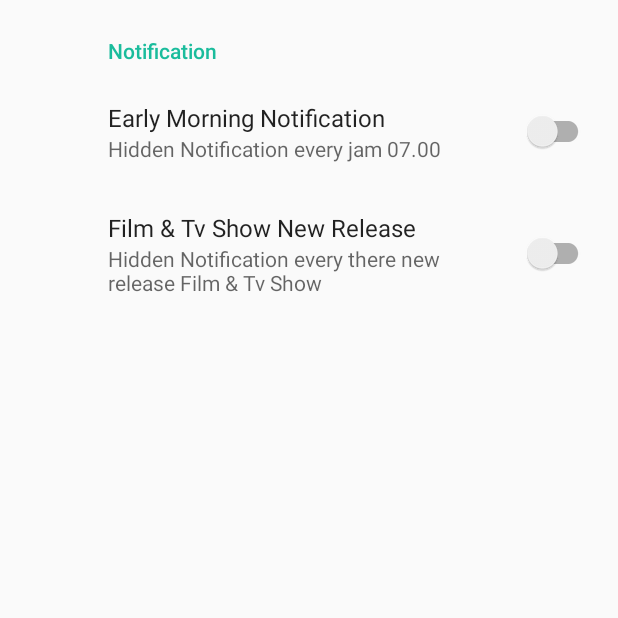
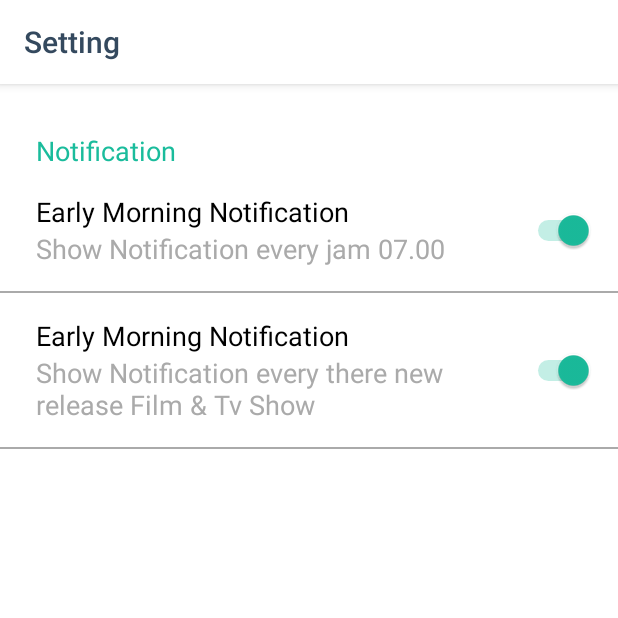
Before and after one commit to hattamaulana/FELM, an Android app: the fragment SettingsFragment shown on its own in the app's theme, on a phone screen of 412 x 824 dp, the top half of it. Run offline under Robolectric (Android 15) with nearby library versions, the phone set to English and light mode, and no system bars; libraries missing offline, so code that uses them is left out: com.androidnetworking.

Commit message:
update Setting view

```diff
--- a/app/src/main/java/com/github/hattamaulana/moviecatalogue/App.kt
+++ b/app/src/main/java/com/github/hattamaulana/moviecatalogue/App.kt
@@ -19,8 +19,26 @@ class App : Application() {
                 editor.apply()
             }
 
+        var notificationEarlyMorning: Boolean
+            get() = sharedPref.getBoolean(NOTIFICATION_EARLY_MORNING, true)
+            set(value) {
+                val editor = sharedPref.edit()
+                editor.putBoolean(NOTIFICATION_EARLY_MORNING, value)
+                editor.apply()
+            }
+
+        var notificationNewRelease: Boolean
+            get() = sharedPref.getBoolean(NOTIFICATION_NEW_RELEASE, true)
+            set(value) {
+                val editor = sharedPref.edit()
+                editor.putBoolean(NOTIFICATION_NEW_RELEASE, value)
+                editor.apply()
+            }
+
         companion object {
             const val FIRST_RUN = "FIRST_RUN"
+            const val NOTIFICATION_EARLY_MORNING = "NOTIFICATION_EARLY_MORNING"
+            const val NOTIFICATION_NEW_RELEASE = "NOTIFICATION_NEW_RELEASE"
         }
     }
 
--- a/app/src/main/java/com/github/hattamaulana/moviecatalogue/receiver/ReminderReceiver.kt
+++ b/app/src/main/java/com/github/hattamaulana/moviecatalogue/receiver/ReminderReceiver.kt
@@ -28,11 +28,11 @@ class ReminderReceiver : BroadcastReceiver() {
     }
 
     fun setDailyMorning(context: Context) {
-        setOn(context, "17:25", TYPE_DAILY_REMAINDER)
+        setOn(context, "07:00", TYPE_DAILY_REMAINDER)
     }
 
     fun setNewRelease(context: Context) {
-        setOn(context, "17:25", TYPE_NEW_RELEASE)
+        setOn(context, "08:00", TYPE_NEW_RELEASE)
     }
 
     /** Set Off Remainder */
--- a/app/src/main/java/com/github/hattamaulana/moviecatalogue/ui/catalogue/CatalogueWrapperFragment.kt
+++ b/app/src/main/java/com/github/hattamaulana/moviecatalogue/ui/catalogue/CatalogueWrapperFragment.kt
@@ -30,6 +30,8 @@ class CatalogueWrapperFragment : Fragment() {
 
         override fun onPageSelected(position: Int) {
             viewStatePosition = position
+            val title = if (position == 0) R.string.list_movie else R.string.list_tv
+            toolbar.title = resources.getString(title)
         }
     }
 
@@ -48,7 +50,8 @@ class CatalogueWrapperFragment : Fragment() {
         }
 
         /* Set Toolbar */
-        toolbar.title = "LIST DB"
+        val title = if (viewStatePosition ?: 0 == 0) R.string.list_movie else R.string.list_tv
+        toolbar.title = resources.getString(title)
         toolbar.inflateMenu(R.menu.main_menu)
         toolbar.setOnMenuItemClickListener(onMenuItemSelected())
 
--- a/app/src/main/java/com/github/hattamaulana/moviecatalogue/ui/detail/DetailViewModel.kt
+++ b/app/src/main/java/com/github/hattamaulana/moviecatalogue/ui/detail/DetailViewModel.kt
@@ -52,7 +52,6 @@ class DetailViewModel : ViewModel(), CoroutineScope {
         launch {
             val id = arg.id as Int
             val genreIds = arg.genres
-            // TODO : Update Widget when
             updateWidget("Save")
             genreIds?.forEach { gId -> relationDao.add(DataGenreRelation(id, gId)) }
         }
@@ -64,7 +63,6 @@ class DetailViewModel : ViewModel(), CoroutineScope {
         launch {
             val id = arg.id as Int
             val genreIds = arg.genres
-            // TODO : Update Widget when
             updateWidget("Remove")
             genreIds?.forEach { gId -> relationDao.remove(DataGenreRelation(id, gId)) }
         }
--- a/app/src/main/java/com/github/hattamaulana/moviecatalogue/ui/search/SearchFragment.kt
+++ b/app/src/main/java/com/github/hattamaulana/moviecatalogue/ui/search/SearchFragment.kt
@@ -143,9 +143,9 @@ class SearchFragment :
 
     private fun search() {
         if (paramSearch == ARG_CATALOGUE) {
-            viewModel.searchApi(viewTypes[paramType], searchQuery)
+            if (searchQuery.isNotEmpty()) viewModel.searchApi(viewTypes[paramType], searchQuery)
         } else {
-            viewModel.searchLocal(viewTypes[paramType], searchQuery)
+            if (searchQuery.isNotEmpty()) viewModel.searchLocal(viewTypes[paramType], searchQuery)
         }
     }
 
--- a/app/src/main/java/com/github/hattamaulana/moviecatalogue/ui/setting/SettingsFragment.kt
+++ b/app/src/main/java/com/github/hattamaulana/moviecatalogue/ui/setting/SettingsFragment.kt
@@ -1,12 +1,84 @@
 package com.github.hattamaulana.moviecatalogue.ui.setting
 
+import android.content.Context
 import android.os.Bundle
-import androidx.preference.PreferenceFragmentCompat
+import android.view.LayoutInflater
+import android.view.View
+import android.view.ViewGroup
+import androidx.fragment.app.Fragment
+import com.github.hattamaulana.moviecatalogue.App
 import com.github.hattamaulana.moviecatalogue.R
+import com.github.hattamaulana.moviecatalogue.receiver.ReminderReceiver
+import kotlinx.android.synthetic.main.fragment_setting.*
 
-class SettingsFragment : PreferenceFragmentCompat() {
+class SettingsFragment : Fragment(), View.OnClickListener {
 
-    override fun onCreatePreferences(savedInstanceState: Bundle?, rootKey: String?) {
-        setPreferencesFromResource(R.xml.root_preferences, rootKey)
+    private lateinit var sharedPref: App.SharedPref
+    private lateinit var reminderReceiver: ReminderReceiver
+
+    override fun onCreateView(
+        inflater: LayoutInflater,
+        container: ViewGroup?,
+        savedInstanceState: Bundle?
+    ): View? {
+        return inflater.inflate(R.layout.fragment_setting, container, false)
+    }
+
+    override fun onActivityCreated(savedInstanceState: Bundle?) {
+        super.onActivityCreated(savedInstanceState)
+
+        sharedPref = App.SharedPref(context as Context)
+        sharedPref.notificationEarlyMorning.apply { setDataNotificationEarlyMorning(this) }
+        sharedPref.notificationNewRelease.apply { setDataNotificationNewRelease(this) }
+
+        /** Set toolbar */
+        toolbar.title = "Setting"
+
+        /** Set OnClick Listener for switch */
+        switch_early_morning.setOnClickListener(this)
+        switch_new_release.setOnClickListener(this)
+
+        /** Instance ReminderReceiver */
+        reminderReceiver = ReminderReceiver()
+    }
+
+    private fun setDataNotificationEarlyMorning(boolean: Boolean) {
+        switch_early_morning.isChecked = boolean
+        val textId = if (boolean) R.string.summary_on_early_morning else R.string.summary_off_early_morning
+        desc_early_morning.text = resources.getString(textId)
+    }
+
+    private fun setDataNotificationNewRelease(boolean: Boolean) {
+        switch_new_release.isChecked = boolean
+        val textId = if (boolean) R.string.summary_on_new_release else R.string.summary_off_new_release
+        desc_new_release.text = resources.getString(textId)
+    }
+
+    override fun onClick(v: View?) = when(v?.id) {
+        R.id.switch_early_morning -> {
+            val checked = !sharedPref.notificationEarlyMorning
+            setDataNotificationEarlyMorning(checked)
+
+            sharedPref.notificationEarlyMorning = checked
+            if (checked) {
+                reminderReceiver.setDailyMorning(context as Context)
+            } else {
+                reminderReceiver.setOff(context as Context, ReminderReceiver.TYPE_DAILY_REMAINDER)
+            }
+        }
+
+        R.id.switch_new_release -> {
+            val checked = !sharedPref.notificationNewRelease
+            setDataNotificationNewRelease(checked)
+
+            sharedPref.notificationNewRelease = checked
+            if (checked) {
+                reminderReceiver.setNewRelease(context as Context)
+            } else {
+                reminderReceiver.setOff(context as Context, ReminderReceiver.TYPE_NEW_RELEASE)
+            }
+        }
+
+        else -> {}
     }
 }
--- /dev/null
+++ b/app/src/main/res/color/bottom_navigation_selected.xml
@@ -0,0 +1,5 @@
+<?xml version="1.0" encoding="utf-8"?>
+<selector xmlns:android="http://schemas.android.com/apk/res/android">
+    <item android:state_checked="true" android:color="@color/colorAccent" />
+    <item android:color="@android:color/darker_gray"  />
+</selector>
--- a/app/src/main/res/layout/activity_main.xml
+++ b/app/src/main/res/layout/activity_main.xml
@@ -23,6 +23,8 @@
         android:layout_height="wrap_content"
         android:layout_gravity="bottom"
         android:background="@android:color/white"
+        app:itemIconTint="@color/bottom_navigation_selected"
+        app:itemTextColor="@color/bottom_navigation_selected"
         app:layout_constraintBottom_toBottomOf="parent"
         app:layout_constraintEnd_toEndOf="parent"
         app:layout_constraintStart_toStartOf="parent"
--- /dev/null
+++ b/app/src/main/res/layout/fragment_setting.xml
@@ -0,0 +1,125 @@
+<?xml version="1.0" encoding="utf-8"?>
+<androidx.constraintlayout.widget.ConstraintLayout xmlns:android="http://schemas.android.com/apk/res/android"
+    xmlns:app="http://schemas.android.com/apk/res-auto"
+    android:layout_width="match_parent"
+    android:layout_height="match_parent"
+    android:background="@android:color/white">
+
+    <androidx.appcompat.widget.Toolbar
+        android:id="@+id/toolbar"
+        android:layout_width="match_parent"
+        android:layout_height="wrap_content"
+        android:background="@android:color/white"
+        android:elevation="4dp"
+        app:titleTextColor="@color/colorPrimary"
+        app:layout_constraintStart_toStartOf="parent"
+        app:layout_constraintEnd_toEndOf="parent"
+        app:layout_constraintTop_toTopOf="parent" />
+
+    <TextView
+        android:id="@+id/notification"
+        android:layout_width="0dp"
+        android:layout_height="wrap_content"
+        android:layout_marginTop="32dp"
+        android:layout_marginStart="24dp"
+        android:layout_marginEnd="24dp"
+        android:text="@string/notification"
+        android:textSize="18sp"
+        android:textColor="@color/colorAccent"
+        app:layout_constraintTop_toBottomOf="@id/toolbar"
+        app:layout_constraintStart_toStartOf="parent"
+        app:layout_constraintEnd_toEndOf="parent" />
+
+    <TextView
+        android:id="@+id/title_early_morning"
+        android:layout_width="0dp"
+        android:layout_height="wrap_content"
+        android:layout_marginStart="24dp"
+        android:layout_marginTop="16dp"
+        android:layout_marginEnd="16dp"
+        android:text="@string/title_early_morning"
+        android:textColor="@android:color/primary_text_light"
+        android:textSize="18sp"
+        app:layout_constraintEnd_toStartOf="@+id/switch_early_morning"
+        app:layout_constraintStart_toStartOf="parent"
+        app:layout_constraintTop_toBottomOf="@id/notification" />
+
+    <TextView
+        android:id="@+id/desc_early_morning"
+        android:layout_width="0dp"
+        android:layout_height="wrap_content"
+        android:layout_marginStart="24dp"
+        android:layout_marginEnd="16dp"
+        android:text="@string/summary_off_early_morning"
+        android:textColor="@android:color/darker_gray"
+        android:textSize="18sp"
+        app:layout_constraintEnd_toStartOf="@+id/switch_early_morning"
+        app:layout_constraintStart_toStartOf="parent"
+        app:layout_constraintTop_toBottomOf="@id/title_early_morning" />
+
+    <Switch
+        android:id="@+id/switch_early_morning"
+        android:layout_width="wrap_content"
+        android:layout_height="wrap_content"
+        android:layout_marginEnd="16dp"
+        app:layout_constraintBottom_toBottomOf="@+id/desc_early_morning"
+        app:layout_constraintEnd_toEndOf="parent"
+        app:layout_constraintTop_toTopOf="@+id/title_early_morning" />
+
+    <View
+        android:id="@+id/view"
+        android:layout_width="0dp"
+        android:layout_height="1dp"
+        android:layout_marginTop="16dp"
+        android:background="@android:color/darker_gray"
+        app:layout_constraintEnd_toEndOf="parent"
+        app:layout_constraintStart_toStartOf="parent"
+        app:layout_constraintTop_toBottomOf="@id/desc_early_morning" />
+
+    <TextView
+        android:id="@+id/title_new_release"
+        android:layout_width="0dp"
+        android:layout_height="wrap_content"
+        android:layout_marginStart="24dp"
+        android:layout_marginTop="16dp"
+        android:layout_marginEnd="16dp"
+        android:text="@string/title_early_morning"
+        android:textColor="@android:color/primary_text_light"
+        android:textSize="18sp"
+        app:layout_constraintEnd_toStartOf="@+id/switch_new_release"
+        app:layout_constraintStart_toStartOf="parent"
+        app:layout_constraintTop_toBottomOf="@id/view" />
+
+    <TextView
+        android:id="@+id/desc_new_release"
+        android:layout_width="0dp"
+        android:layout_height="wrap_content"
+        android:layout_marginStart="24dp"
+        android:layout_marginEnd="16dp"
+        android:text="@string/summary_off_new_release"
+        android:textColor="@android:color/darker_gray"
+        android:textSize="18sp"
+        app:layout_constraintEnd_toStartOf="@+id/switch_new_release"
+        app:layout_constraintStart_toStartOf="parent"
+        app:layout_constraintTop_toBottomOf="@id/title_new_release" />
+
+    <Switch
+        android:id="@+id/switch_new_release"
+        android:layout_width="wrap_content"
+        android:layout_height="wrap_content"
+        android:layout_marginEnd="16dp"
+        app:layout_constraintBottom_toBottomOf="@+id/desc_new_release"
+        app:layout_constraintEnd_toEndOf="parent"
+        app:layout_constraintTop_toTopOf="@+id/title_new_release" />
+
+    <View
+        android:id="@+id/view_second"
+        android:layout_width="0dp"
+        android:layout_height="1dp"
+        android:layout_marginTop="16dp"
+        android:background="@android:color/darker_gray"
+        app:layout_constraintEnd_toEndOf="parent"
+        app:layout_constraintStart_toStartOf="parent"
+        app:layout_constraintTop_toBottomOf="@id/desc_new_release" />
+
+</androidx.constraintlayout.widget.ConstraintLayout>
--- a/app/src/main/res/menu/bottom_navigation.xml
+++ b/app/src/main/res/menu/bottom_navigation.xml
@@ -14,7 +14,7 @@
         android:title="@string/favorite" />
 
     <item
-        android:id="@+id/search"
+        android:id="@+id/fragment_setting"
         android:icon="@drawable/ic_settings_filled"
         android:title="@string/setting" />
 
--- a/app/src/main/res/navigation/home_navigation.xml
+++ b/app/src/main/res/navigation/home_navigation.xml
@@ -63,4 +63,8 @@
             android:id="@+id/search_to_detail"
             app:destination="@id/activity_detail" />
     </fragment>
+    <fragment
+        android:id="@+id/fragment_setting"
+        android:name="com.github.hattamaulana.moviecatalogue.ui.setting.SettingsFragment"
+        android:label="SettingsFragment" />
 </navigation>
--- a/app/src/main/res/values/strings.xml
+++ b/app/src/main/res/values/strings.xml
@@ -1,5 +1,12 @@
 <resources>
     <string name="app_name">MOVIE DB</string>
+
+    <!-- Toolbar Title -->
+    <string name="list_movie">List Movie</string>
+    <string name="list_tv">List Tv Show</string>
+    <string name="favorite_movie">Favorite Movie</string>
+    <string name="favorite_tv">Favorite Tv Show</string>
+    <string name="notification">Notification</string>
 
     <!-- Label   -->
     <string name="tab_movie">Movie</string>
@@ -43,16 +50,18 @@
     <string name="summary_off_early_morning">Hidden Notification every jam 07.00</string>
     <string name="summary_off_new_release">Hidden Notification every there new release Film &amp; Tv Show</string>
 
-
     <!-- Title Notification -->
     <string-array name="title_notification">
         <item>Good Morning</item>
         <item>New Release</item>
     </string-array>
 
+    <!-- Message Notification -->
     <string-array name="message_notification">
-        <item>Review lagi yuk beberapa film atau tv series favorite kamu.</item>
-        <item>Ada yang baru rilis Nih jangan sampai kelupaan ya film dan tv series apa aja yang baru rilis</item>
+        <item>Let\'s review some of your favorite movies or TV series.</item>
+        <item>
+            There is a new release. Do not forget what films and TV series have just been released
+        </item>
     </string-array>
 
 </resources>
```
Also changed, not shown: app/src/main/java/com/github/hattamaulana/moviecatalogue/data/api/MovieDbRepository.kt (+18 -0 lines), app/src/main/java/com/github/hattamaulana/moviecatalogue/ui/favorite/FavoriteWrapperFragment.kt (+7 -1 lines), 1 other file.
